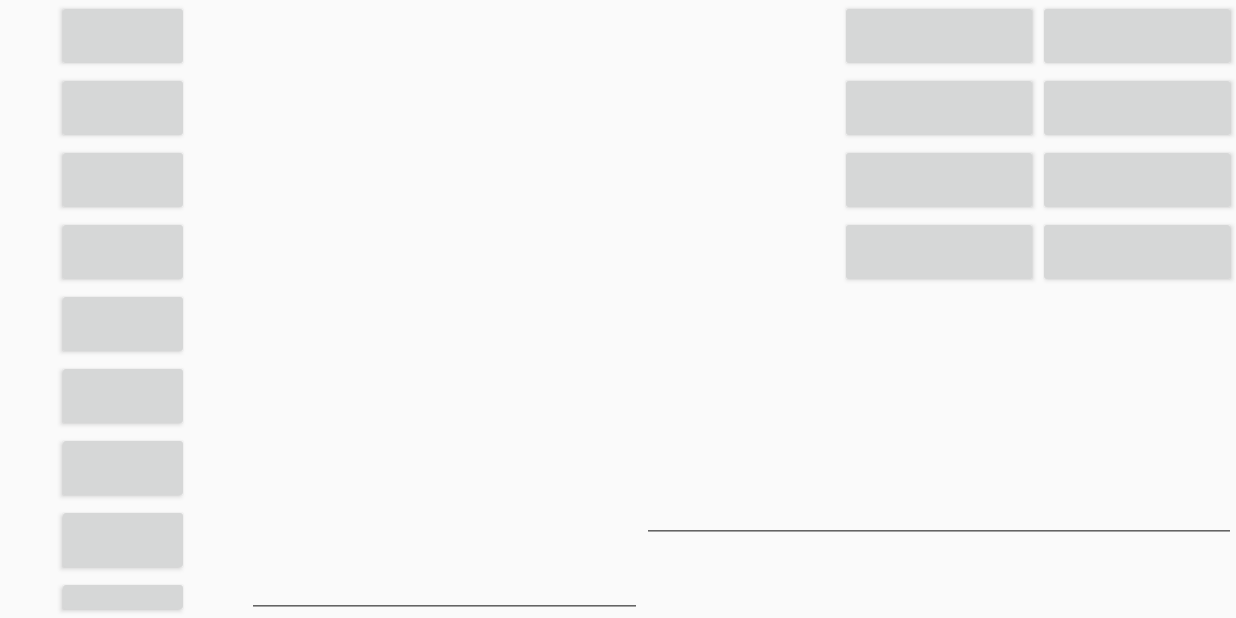
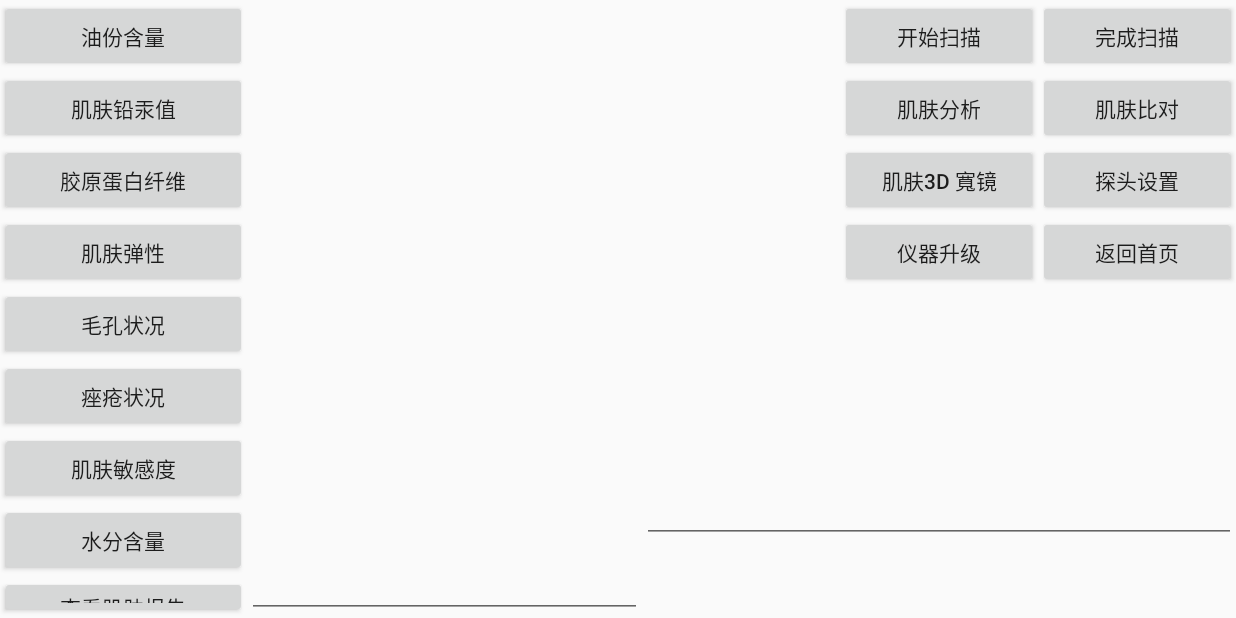
Before and after one commit to kazimir-willems/SkinApp, an Android app: the SecondMainActivity screen opened directly, with no data from a screen before it, on a phone screen of 824 x 412 dp (held sideways). Run offline under Robolectric (Android 15) with nearby library versions, the phone set to English and light mode, and no system bars.

Commit message:
UI Building

```diff
--- a/app/src/main/AndroidManifest.xml
+++ b/app/src/main/AndroidManifest.xml
@@ -1,6 +1,9 @@
 <?xml version="1.0" encoding="utf-8"?>
 <manifest xmlns:android="http://schemas.android.com/apk/res/android"
     package="skinapp.luca.com">
+
+    <uses-permission android:name="android.permission.CAMERA" />
+    <uses-feature android:name="android.hardware.camera" />
 
     <application
         android:allowBackup="true"
--- a/app/src/main/res/layout/activity_login.xml
+++ b/app/src/main/res/layout/activity_login.xml
@@ -32,6 +32,7 @@
                     android:text="账号:"/>
 
                 <EditText
+                    android:id="@+id/edt_username"
                     android:layout_width="match_parent"
                     android:layout_height="wrap_content" />
 
--- a/app/src/main/res/layout/activity_main.xml
+++ b/app/src/main/res/layout/activity_main.xml
@@ -29,7 +29,7 @@
             android:id="@+id/btn_third"
             android:layout_width="match_parent"
             android:layout_height="wrap_content"
-            android:text="开始分析"/>
+            android:text="产品管理"/>
 
         <Button
             android:id="@+id/button"
--- a/app/src/main/res/layout/activity_second_main.xml
+++ b/app/src/main/res/layout/activity_second_main.xml
@@ -19,49 +19,49 @@
             android:layout_height="wrap_content" />
 
         <Button
-            android:layout_width="wrap_content"
+            android:layout_width="match_parent"
             android:layout_height="wrap_content"
-            android:text=""/>
+            android:text="油份含量"/>
 
         <Button
-            android:layout_width="wrap_content"
+            android:layout_width="match_parent"
             android:layout_height="wrap_content"
-            android:text=""/>
+            android:text="肌肤铅汞值"/>
 
         <Button
-            android:layout_width="wrap_content"
+            android:layout_width="match_parent"
             android:layout_height="wrap_content"
-            android:text=""/>
+            android:text="胶原蛋白纤维"/>
 
         <Button
-            android:layout_width="wrap_content"
+            android:layout_width="match_parent"
             android:layout_height="wrap_content"
-            android:text=""/>
+            android:text="肌肤弹性"/>
 
         <Button
-            android:layout_width="wrap_content"
+            android:layout_width="match_parent"
             android:layout_height="wrap_content"
-            android:text=""/>
+            android:text="毛孔状况"/>
 
         <Button
-            android:layout_width="wrap_content"
+            android:layout_width="match_parent"
             android:layout_height="wrap_content"
-            android:text=""/>
+            android:text="痤疮状况"/>
 
         <Button
-            android:layout_width="wrap_content"
+            android:layout_width="match_parent"
             android:layout_height="wrap_content"
-            android:text=""/>
+            android:text="肌肤敏感度"/>
 
         <Button
-            android:layout_width="wrap_content"
+            android:layout_width="match_parent"
             android:layout_height="wrap_content"
-            android:text=""/>
+            android:text="水分含量"/>
 
         <Button
-            android:layout_width="wrap_content"
+            android:layout_width="match_parent"
             android:layout_height="wrap_content"
-            android:text=""/>
+            android:text="查看肌肤报告"/>
 
         <TextView
             android:layout_width="wrap_content"
@@ -125,13 +125,13 @@
                         android:layout_width="0dp"
                         android:layout_height="wrap_content"
                         android:layout_weight="1"
-                        android:text=""/>
+                        android:text="开始扫描"/>
 
                     <Button
                         android:layout_width="0dp"
                         android:layout_height="wrap_content"
                         android:layout_weight="1"
-                        android:text=""/>
+                        android:text="完成扫描"/>
 
                 </LinearLayout>
 
@@ -144,13 +144,13 @@
                         android:layout_width="0dp"
                         android:layout_height="wrap_content"
                         android:layout_weight="1"
-                        android:text=""/>
+                        android:text="肌肤分析"/>
 
                     <Button
                         android:layout_width="0dp"
                         android:layout_height="wrap_content"
                         android:layout_weight="1"
-                        android:text=""/>
+                        android:text="肌肤比对"/>
 
                 </LinearLayout>
 
@@ -163,13 +163,14 @@
                         android:layout_width="0dp"
                         android:layout_height="wrap_content"
                         android:layout_weight="1"
-                        android:text=""/>
+                        android:singleLine="true"
+                        android:text="肌肤3D 寬镜"/>
 
                     <Button
                         android:layout_width="0dp"
                         android:layout_height="wrap_content"
                         android:layout_weight="1"
-                        android:text=""/>
+                        android:text="探头设置"/>
 
                 </LinearLayout>
 
@@ -182,13 +183,13 @@
                         android:layout_width="0dp"
                         android:layout_height="wrap_content"
                         android:layout_weight="1"
-                        android:text=""/>
+                        android:text="仪器升级"/>
 
                     <Button
                         android:layout_width="0dp"
                         android:layout_height="wrap_content"
                         android:layout_weight="1"
-                        android:text=""/>
+                        android:text="返回首页"/>
 
                 </LinearLayout>
 
```
Also changed, not shown: app/src/main/res/layout/activity_third_main.xml (+17 -21 lines), app/src/main/res/layout/activity_vipmain.xml (+48 -37 lines).
